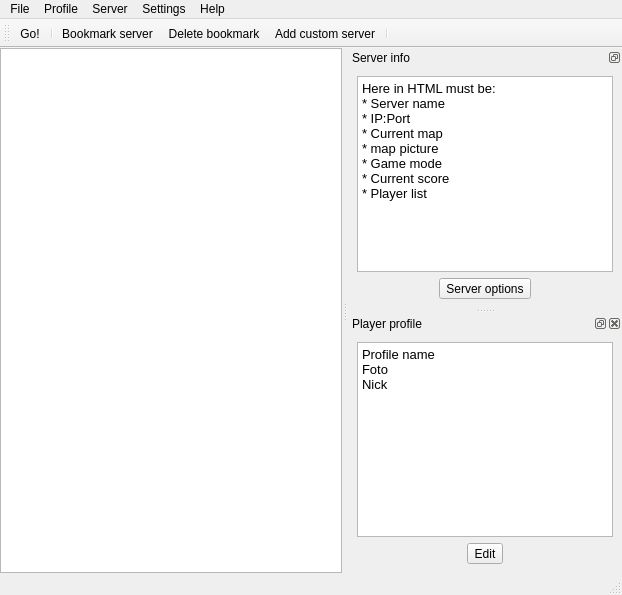
Old version of the form src/mainwindow.ui in the repository navrocky/urtconnector.
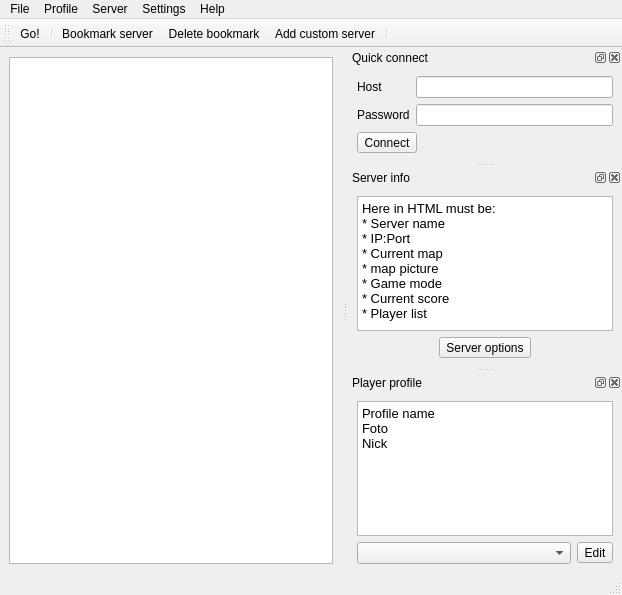
New version of the form.

Commit message: added quick connect dockwidget

What changed in the file:
```diff
--- a/src/mainwindow.ui
+++ b/src/mainwindow.ui
@@ -13,16 +13,15 @@
   <property name="windowTitle">
    <string>MainWindow</string>
   </property>
-  <widget class="QWidget" name="centralwidget">
-   <layout class="QHBoxLayout" name="horizontalLayout">
-    <property name="spacing">
-     <number>0</number>
-    </property>
-    <property name="margin">
-     <number>0</number>
-    </property>
+  <widget class="QWidget" name="centralwidget" >
+   <layout class="QVBoxLayout" name="verticalLayout_3" >
     <item>
-     <widget class="QListWidget" name="listWidget"/>
+     <widget class="QSplitter" name="splitter" >
+      <property name="orientation" >
+       <enum>Qt::Vertical</enum>
+      </property>
+      <widget class="QListWidget" name="listWidget" />
+     </widget>
     </item>
    </layout>
   </widget>
@@ -81,19 +80,59 @@
    <addaction name="menuSetting"/>
    <addaction name="menuHelp"/>
   </widget>
-  <widget class="QStatusBar" name="statusbar"/>
-  <widget class="QDockWidget" name="dockWidget_2">
-   <property name="features">
-    <set>QDockWidget::DockWidgetFloatable|QDockWidget::DockWidgetMovable</set>
+  <widget class="QStatusBar" name="statusbar" />
+  <widget class="QDockWidget" name="dockWidget_3" >
+   <property name="windowTitle" >
+    <string>Quick connect</string>
    </property>
-   <property name="windowTitle">
+   <attribute name="dockWidgetArea" >
+    <number>2</number>
+   </attribute>
+   <widget class="QWidget" name="dockWidgetContents_2" >
+    <layout class="QVBoxLayout" name="verticalLayout_4" >
+     <item>
+      <layout class="QGridLayout" name="gridLayout" >
+       <item row="0" column="0" >
+        <widget class="QLabel" name="label" >
+         <property name="text" >
+          <string>Host</string>
+         </property>
+        </widget>
+       </item>
+       <item row="0" column="1" >
+        <widget class="QLineEdit" name="lineEdit" />
+       </item>
+       <item row="1" column="0" >
+        <widget class="QLabel" name="label_2" >
+         <property name="text" >
+          <string>Password</string>
+         </property>
+        </widget>
+       </item>
+       <item row="1" column="1" >
+        <widget class="QLineEdit" name="lineEdit_2" />
+       </item>
+      </layout>
+     </item>
+     <item>
+      <widget class="QToolButton" name="toolButton" >
+       <property name="text" >
+        <string>Connect</string>
+       </property>
+      </widget>
+     </item>
+    </layout>
+   </widget>
+  </widget>
+  <widget class="QDockWidget" name="dockWidget_2" >
+   <property name="windowTitle" >
     <string>Server info</string>
    </property>
    <attribute name="dockWidgetArea">
     <number>2</number>
    </attribute>
-   <widget class="QWidget" name="dockWidgetContents_2">
-    <layout class="QVBoxLayout" name="verticalLayout">
+   <widget class="QWidget" name="dockWidgetContents_2" >
+    <layout class="QVBoxLayout" name="verticalLayout" >
      <item>
       <widget class="QTextBrowser" name="textBrowser_2">
        <property name="html">
@@ -143,15 +182,15 @@
    <addaction name="actionAdd_custom_server"/>
    <addaction name="separator"/>
   </widget>
-  <widget class="QDockWidget" name="dockWidget_3">
-   <property name="windowTitle">
+  <widget class="QDockWidget" name="dockWidget_3" >
+   <property name="windowTitle" >
     <string>Player profile</string>
    </property>
-   <attribute name="dockWidgetArea">
+   <attribute name="dockWidgetArea" >
     <number>2</number>
    </attribute>
-   <widget class="QWidget" name="dockWidgetContents_3">
-    <layout class="QVBoxLayout" name="verticalLayout_2">
+   <widget class="QWidget" name="dockWidgetContents_3" >
+    <layout class="QVBoxLayout" name="verticalLayout_2" >
      <item>
       <widget class="QTextBrowser" name="textBrowser">
        <property name="html">
@@ -169,8 +208,11 @@
      <item>
       <layout class="QHBoxLayout" name="horizontalLayout_3">
        <item>
-        <widget class="QToolButton" name="toolButton_3">
-         <property name="text">
+        <widget class="QComboBox" name="comboBox" />
+       </item>
+       <item>
+        <widget class="QToolButton" name="toolButton_3" >
+         <property name="text" >
           <string>Edit</string>
          </property>
         </widget>
```
Left out of the diff: 203 changed lines with no effect on the pictures.
